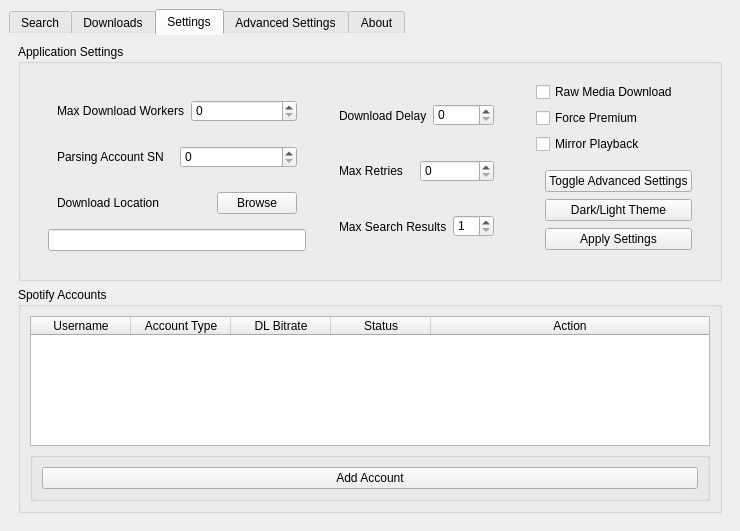
The window that src/onthespot/gui/qtui/main.ui (moddroid94/onthespot) describes before a commit, drawn with Qt 5.
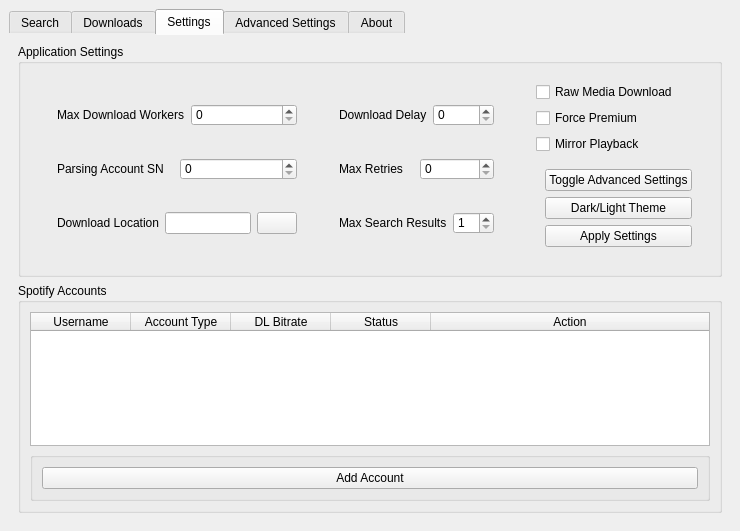
The same window after the commit. Icons and pictures are not drawn.

```diff
--- a/src/onthespot/gui/qtui/main.ui
+++ b/src/onthespot/gui/qtui/main.ui
@@ -685,38 +685,25 @@
                      </widget>
                     </item>
                     <item>
-                     <spacer name="horizontalSpacer">
-                      <property name="orientation">
-                       <enum>Qt::Horizontal</enum>
+                     <widget class="QLineEdit" name="inp_download_root">
+                      <property name="dragEnabled">
+                       <bool>true</bool>
                       </property>
-                      <property name="sizeHint" stdset="0">
-                       <size>
-                        <width>40</width>
-                        <height>20</height>
-                       </size>
+                      <property name="clearButtonEnabled">
+                       <bool>true</bool>
                       </property>
-                     </spacer>
+                     </widget>
                     </item>
                     <item>
                      <widget class="QPushButton" name="btn_download_root_browse">
                       <property name="text">
-                       <string>Browse</string>
+                       <string/>
                       </property>
                      </widget>
                     </item>
                    </layout>
                   </widget>
                  </item>
-                 <item>
-                  <widget class="QLineEdit" name="inp_download_root">
-                   <property name="dragEnabled">
-                    <bool>true</bool>
-                   </property>
-                   <property name="clearButtonEnabled">
-                    <bool>true</bool>
-                   </property>
-                  </widget>
-                 </item>
                 </layout>
                </widget>
               </item>
```
